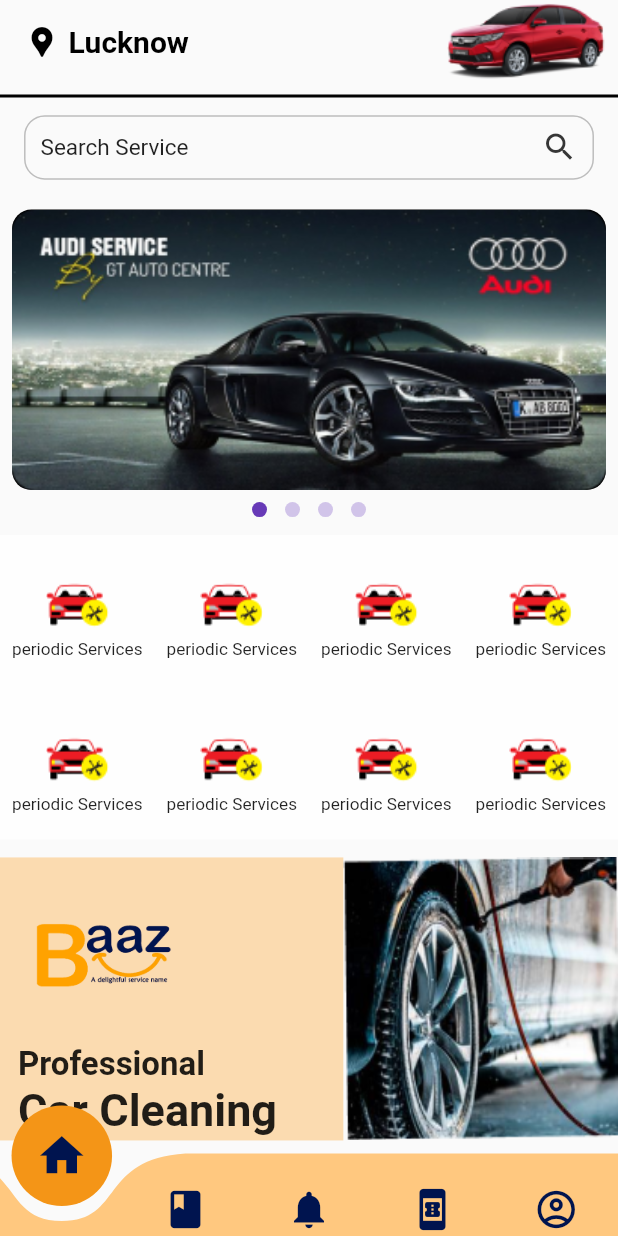
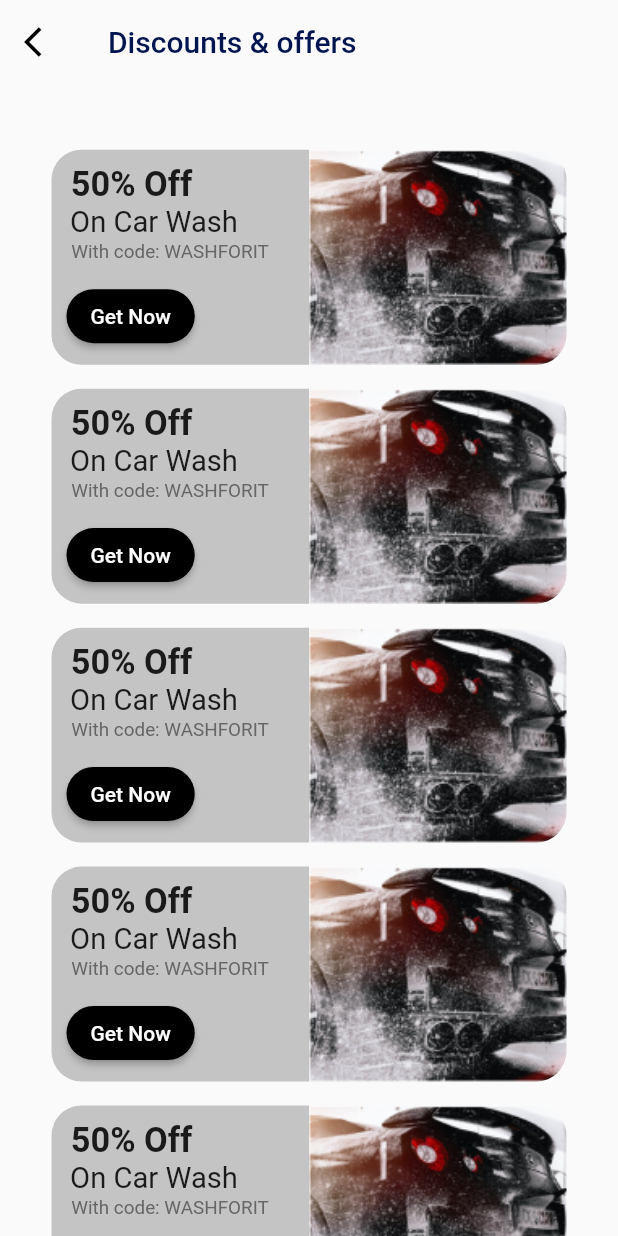
Before and after one commit to codewithjaspreet/baaz, a Flutter app: the screen it shows after launch, on a phone screen of 412 x 824 dp. Run offline on Flutter 3.47's test engine with Material 2 defaults, Android fonts, the phone set to English and light mode, and no system bars; drawn by our look-alikes of curved_navigation_bar, smooth_page_indicator; our stand-ins replace auto_size_text, flutter_screenutil, flutter_switch.

Commit message:
discount screen done

```diff
--- a/lib/main.dart
+++ b/lib/main.dart
@@ -1,3 +1,4 @@
+import 'package:baaz/screens/Discount.dart';
 import 'package:baaz/screens/home.dart';
 import 'package:baaz/screens/location_search.dart';
 import 'package:baaz/screens/manage_Address.dart';
@@ -29,7 +30,7 @@ class MyApp extends StatelessWidget {
       builder: (BuildContext context, Widget? child) {
         return MaterialApp(
           debugShowCheckedModeBanner: false,
-          home: Home(),
+          home: Discount(),
         );
       },
     );
--- /dev/null
+++ b/lib/screens/Discount.dart
@@ -0,0 +1,122 @@
+import 'package:flutter/material.dart';
+import 'package:flutter_screenutil/flutter_screenutil.dart';
+
+class Discount extends StatelessWidget {
+  const Discount({Key? key}) : super(key: key);
+
+  @override
+  Widget build(BuildContext context) {
+    return Scaffold(
+      appBar: AppBar(
+        backgroundColor: Colors.transparent,
+        elevation: 0,
+        leading: Icon(
+          Icons.arrow_back_ios,
+          color: Colors.black,
+        ),
+        title: Text(
+          'Discounts & offers',
+          style: TextStyle(color: Color(0xFF00144F)),
+        ),
+      ),
+      body: Column(
+        children: [
+          SizedBox(
+            height: 30.h,
+          ),
+          Expanded(
+            child: ListView.builder(
+              itemCount: 6,
+              itemBuilder: (BuildContext context, int index) {
+                return Row(
+                  mainAxisAlignment: MainAxisAlignment.center,
+                  children: <Widget>[
+                    Padding(
+                      padding: const EdgeInsets.all(8.0),
+                      child: Container(
+                        decoration: BoxDecoration(
+                          borderRadius: BorderRadius.circular(20.sp),
+                        ),
+                        width: 300.w,
+                        height: 120.h,
+                        child: Row(
+                          crossAxisAlignment: CrossAxisAlignment.start,
+                          children: [
+                            Container(
+                              width: 150.w,
+                              decoration: BoxDecoration(
+                                  borderRadius: BorderRadius.only(
+                                      topLeft: Radius.circular(20),
+                                      bottomLeft: Radius.circular(20)),
+                                  color: Color(0xFFC4C4C4)),
+                              height: 120.h,
+                              child: Padding(
+                                padding: const EdgeInsets.all(10.0),
+                                child: Column(
+                                  crossAxisAlignment: CrossAxisAlignment.start,
+                                  mainAxisAlignment: MainAxisAlignment.start,
+                                  children: [
+                                    Text(
+                                      '50% Off ',
+                                      textAlign: TextAlign.center,
+                                      style: TextStyle(
+                                          fontSize: 20.sp,
+                                          fontWeight: FontWeight.bold),
+                                    ),
+                                    Text(
+                                      'On Car Wash ',
+                                      textAlign: TextAlign.center,
+                                      style: TextStyle(fontSize: 17.sp),
+                                    ),
+                                    Padding(
+                                      padding: EdgeInsets.symmetric(
+                                          horizontal: 2.8.sp),
+                                      child: Text(
+                                        'With code: WASHFORIT',
+                                        textAlign: TextAlign.left,
+                                        style: TextStyle(
+                                            fontSize: 11.sp,
+                                            color: Color(0xFF666666)),
+                                      ),
+                                    ),
+                                    SizedBox(
+                                      height: 10.h,
+                                    ),
+                                    ElevatedButton(
+                                      onPressed: () {},
+                                      child: Text('Get Now'),
+                                      style: ElevatedButton.styleFrom(
+                                          shape: StadiumBorder(),
+                                          primary: Colors.black),
+                                    )
+                                  ],
+                                ),
+                              ),
+                            ),
+                            Container(
+                              width: 150.w,
+                              decoration: BoxDecoration(
+                                image: DecorationImage(
+                                    image: AssetImage(
+                                        'assets/images/discount.png'),
+                                    fit: BoxFit.fill),
+                                borderRadius: BorderRadius.only(
+                                    topRight: Radius.circular(20),
+                                    bottomRight: Radius.circular(20)),
+                              ),
+                              height: 120.h,
+                            )
+                          ],
+                        ),
+                      ),
+                    )
+                  ],
+                );
+              },
+            ),
+          ),
+        ],
+      ),
+    );
+  }
+}
```
Also changed, not shown: assets/images/discount.png (added).
